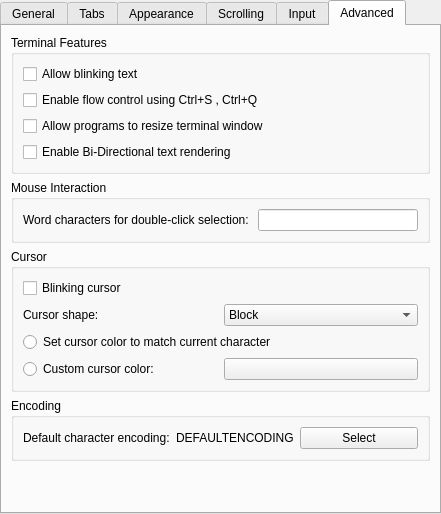
Above: src/EditProfileDialog.ui from KDE/konsole before the change. Below: the same form after it.
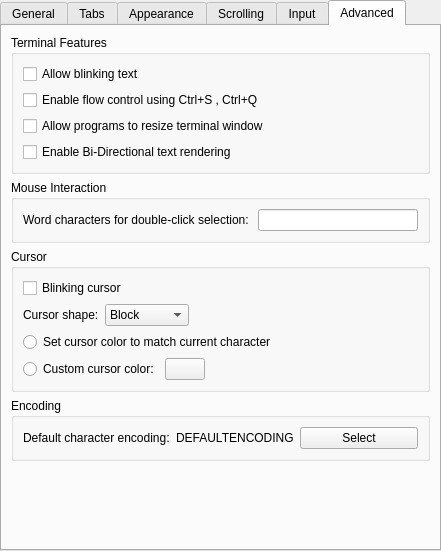
That is the form after the change. The open tabs and pages were chosen to show the change. Custom widgets are drawn as their Qt base class.

```diff
--- a/src/EditProfileDialog.ui
+++ b/src/EditProfileDialog.ui
@@ -6,7 +6,7 @@
     <x>0</x>
     <y>0</y>
     <width>441</width>
-    <height>514</height>
+    <height>551</height>
    </rect>
   </property>
   <layout class="QHBoxLayout" >
@@ -852,8 +852,8 @@
        <rect>
         <x>0</x>
         <y>0</y>
-        <width>429</width>
-        <height>476</height>
+        <width>433</width>
+        <height>517</height>
        </rect>
       </property>
       <attribute name="title" >
@@ -1026,6 +1026,19 @@
               </item>
              </widget>
             </item>
+            <item>
+             <spacer name="horizontalSpacer" >
+              <property name="orientation" >
+               <enum>Qt::Horizontal</enum>
+              </property>
+              <property name="sizeHint" stdset="0" >
+               <size>
+                <width>40</width>
+                <height>20</height>
+               </size>
+              </property>
+             </spacer>
+            </item>
            </layout>
           </item>
           <item>
@@ -1078,6 +1091,19 @@
               </property>
              </widget>
             </item>
+            <item>
+             <spacer name="horizontalSpacer_2" >
+              <property name="orientation" >
+               <enum>Qt::Horizontal</enum>
+              </property>
+              <property name="sizeHint" stdset="0" >
+               <size>
+                <width>40</width>
+                <height>20</height>
+               </size>
+              </property>
+             </spacer>
+            </item>
            </layout>
           </item>
          </layout>
```
Left out of the diff: 12 changed lines with no effect on the pictures.
